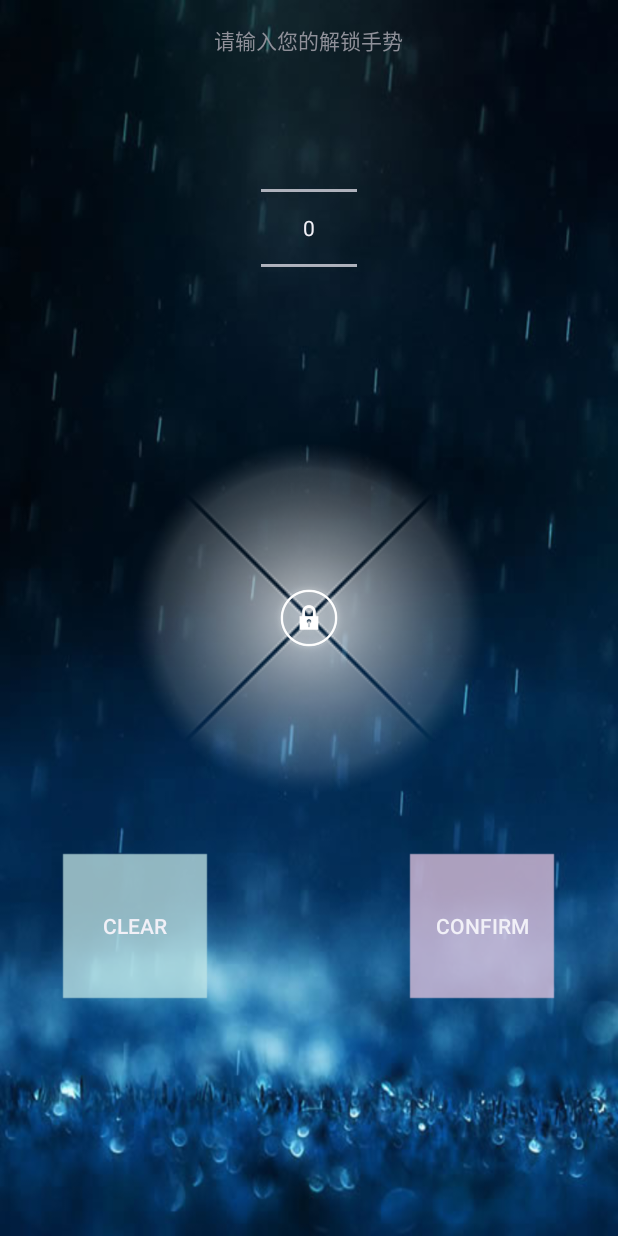
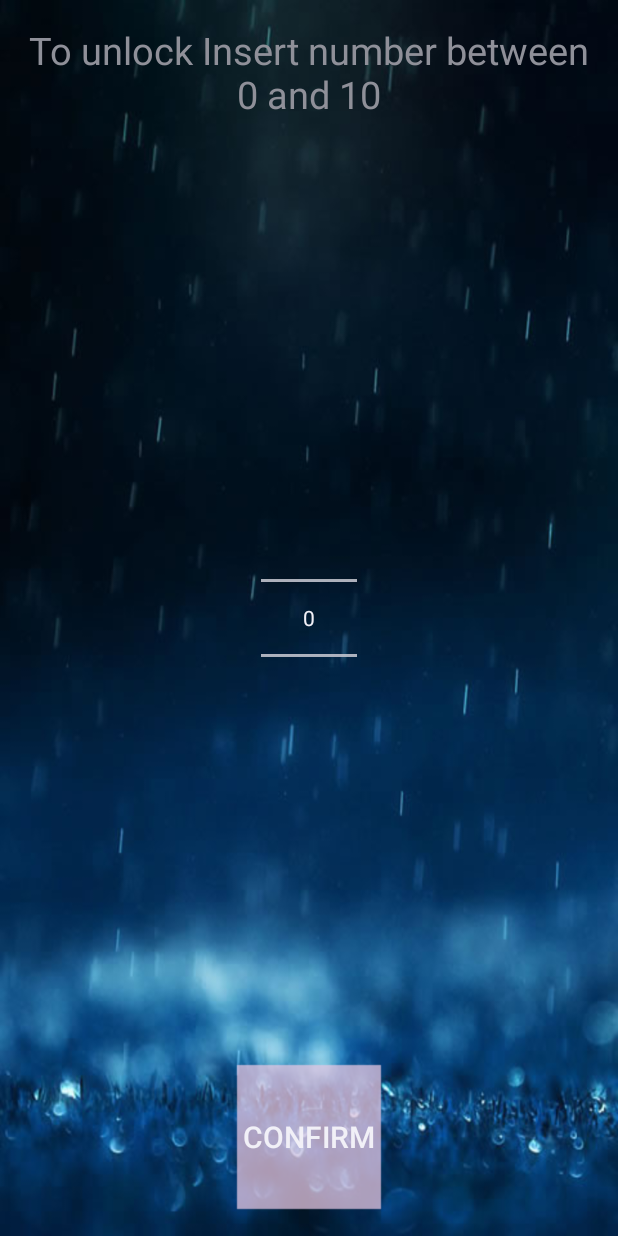
Before and after one commit to radames/anti-anti-social-locker, an Android app: the layout activity_screen_lock.xml on its own in the app's theme, with its tools: preview values and no code run, on a phone screen of 412 x 824 dp. Run offline under Robolectric (Android 15) with nearby library versions, the phone set to English and light mode, and no system bars.

Commit message:
cleaning up ScreenLock screen

```diff
--- a/app/src/main/res/layout/activity_screen_lock.xml
+++ b/app/src/main/res/layout/activity_screen_lock.xml
@@ -9,30 +9,46 @@
     android:paddingTop="@dimen/activity_vertical_margin"
     tools:context="anti.anti.social.ScreenLockActivity" >
 
-    <anti.anti.social.view.FlingRelativeLayout
-        android:id="@+id/flingRelativeLayout"
-        android:layout_width="300dp"
-        android:layout_height="300dp"
+    <FrameLayout
+        android:layout_width="match_parent"
+        android:layout_height="match_parent">
+
+        <Button
+            android:id="@+id/btnConfirm"
+            android:layout_width="wrap_content"
+            android:layout_height="wrap_content"
+            android:background="@drawable/btnface3"
+            android:text="Confirm"
+            android:layout_below="@+id/passwdNum"
             android:layout_centerHorizontal="true"
-        android:layout_centerVertical="true"
-        android:background="@drawable/bg_256" >
+            android:layout_marginTop="85dp"
+            android:layout_gravity="center_horizontal|bottom"
+            android:textSize="20dp" />
 
-        <ImageView
-            android:id="@+id/ivOriginDragView"
-            android:layout_width="60dp"
-            android:layout_height="60dp"
+        <NumberPicker
+            android:layout_width="wrap_content"
+            android:layout_height="wrap_content"
+            android:id="@+id/passwdNum"
+            android:layout_below="@+id/tvPsdReveal"
             android:layout_centerHorizontal="true"
-            android:layout_centerVertical="true"
-            android:src="@drawable/ic_lockscreen_handle_normal" />
-    </anti.anti.social.view.FlingRelativeLayout>
+            android:layout_gravity="center" />
+
+        <LinearLayout
+            android:orientation="vertical"
+            android:layout_width="match_parent"
+            android:layout_height="match_parent"
+            android:layout_gravity="center_horizontal|top">
 
             <TextView
                 android:id="@+id/tvTopInfo"
-        android:layout_width="wrap_content"
+                android:layout_width="match_parent"
                 android:layout_height="wrap_content"
                 android:layout_alignParentTop="true"
                 android:layout_centerHorizontal="true"
-        android:text="请输入您的解锁手势" />
+                android:text="To unlock Insert number between 0 and 10"
+                android:layout_gravity="center_horizontal"
+                android:textSize="25dp"
+                android:gravity="center" />
 
             <TextView
                 android:id="@+id/tvPsdReveal"
@@ -41,59 +57,13 @@
                 android:layout_centerHorizontal="true"
                 android:layout_below="@+id/tvTopInfo"
                 android:textColor="@android:color/holo_orange_light"
-        android:text=""
-        android:textAppearance="?android:attr/textAppearanceMedium" />
+                android:textAppearance="?android:attr/textAppearanceMedium"
+                android:layout_gravity="center_horizontal|top"
+                android:textSize="30dp"
+                android:gravity="center" />
 
-    <LinearLayout
-        android:layout_width="fill_parent"
-        android:layout_height="wrap_content"
-        android:orientation="horizontal"
-        android:layout_below="@id/flingRelativeLayout"
-        android:gravity="center"
-        android:padding="5dp" >
-
-	    <FrameLayout
-	        android:layout_width="wrap_content"
-	        android:layout_height="wrap_content"
-	        android:layout_weight="1" >
-	    </FrameLayout>
-
-	    <Button
-	        android:id="@+id/btnClear"
-	        android:layout_width="wrap_content"
-	        android:layout_height="wrap_content"
-	        android:background="@drawable/btnface5"
-	        android:text="Clear" />
-
-	    <FrameLayout
-	        android:layout_width="wrap_content"
-	        android:layout_height="wrap_content"
-	        android:layout_weight="7" >
-	    </FrameLayout>
-
-	    <Button
-	        android:id="@+id/btnConfirm"
-	        android:layout_width="wrap_content"
-	        android:layout_height="wrap_content"
-	        android:background="@drawable/btnface3"
-	        android:text="Confirm" />
-
-
-	    <FrameLayout
-	        android:layout_width="wrap_content"
-	        android:layout_height="wrap_content"
-	        android:layout_weight="1" >
+        </LinearLayout>
     </FrameLayout>
 
 
-    </LinearLayout>
-
-    <NumberPicker
-        android:layout_width="wrap_content"
-        android:layout_height="wrap_content"
-        android:id="@+id/passwdNum"
-        android:layout_below="@+id/tvPsdReveal"
-        android:layout_centerHorizontal="true" />
-
-
 </RelativeLayout>
```
Also changed, not shown: app/src/main/java/anti/anti/social/ScreenLockActivity.java (+35 -71 lines). Lines whose indentation alone changed are shown as unchanged.
